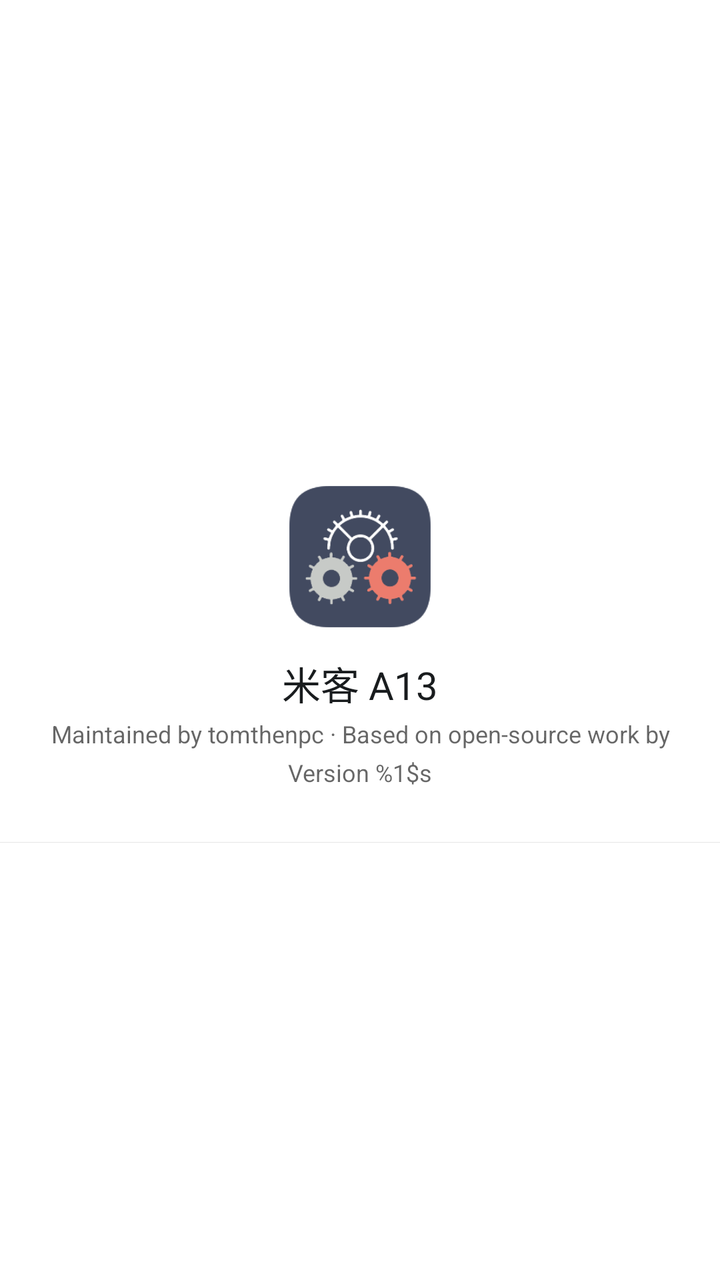
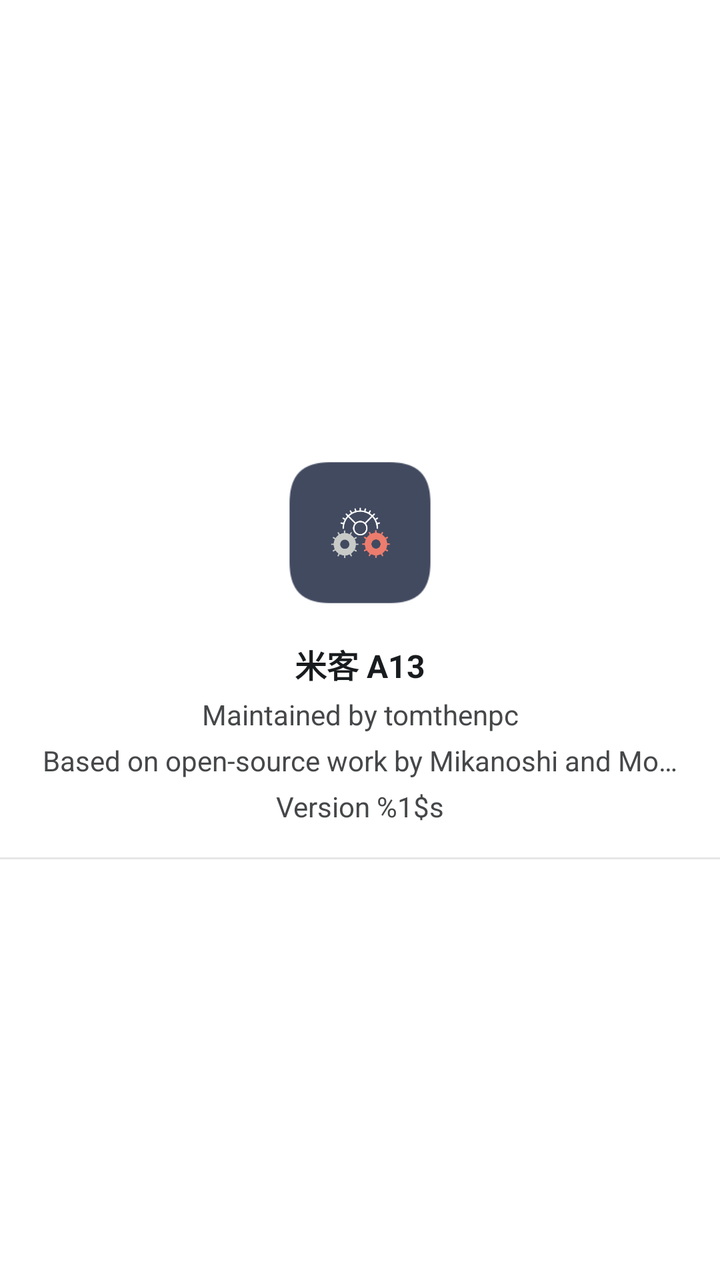

Two renders of the same Android screen: before a commit and after it. Below are the layout's source before the change and the commit's diff.
<!-- AndroidManifest.xml: fallback theme Theme.MaterialComponents.DayNight.NoActionBar -->
<!-- res/layout/fragment_about_head.xml -->
<?xml version="1.0" encoding="utf-8"?>
<LinearLayout
	xmlns:android="http://schemas.android.com/apk/res/android"
	xmlns:app="http://schemas.android.com/apk/res-auto"
	android:layout_width="match_parent"
	android:layout_height="wrap_content"
	android:paddingTop="20dp"
	android:gravity="center"
	android:orientation="vertical"
	android:clipChildren="false"
	android:clipToPadding="false">

	<RelativeLayout
		android:layout_height="80dp"
		android:layout_width="80dp"
		android:backgroundTint="@color/ic_launcher_background"
		android:background="@drawable/ic_mask"
		android:clipChildren="false"
		android:clipToPadding="false">

		<RelativeLayout
			android:layout_height="80dp"
			android:layout_width="80dp"
			android:backgroundTint="@color/ic_launcher_background"
			android:background="@drawable/ic_mask"
			android:clipChildren="false"
			android:clipToPadding="false">

			<ImageView
				android:id="@+id/miuizer_icon"
				android:layout_width="wrap_content"
				android:layout_height="wrap_content"
				android:contentDescription="@null"
				android:gravity="center"
				android:layout_gravity="center"
				android:scaleX="1.5"
				android:scaleY="1.5"
				app:srcCompat="@mipmap/ic_launcher_foreground" />

		</RelativeLayout>

	</RelativeLayout>

	<TextView
		android:layout_width="match_parent"
		android:layout_height="wrap_content"
		android:layout_marginTop="9dp"
		android:gravity="center"
		android:text="@string/app_name"
		android:textSize="19.3sp"
		android:textColor="@color/preference_primary_text_color" />

	<TextView
		android:id="@+id/about_dev"
		android:layout_width="match_parent"
		android:layout_height="wrap_content"
		android:layout_marginTop="3dp"
		android:gravity="center"
		android:maxLines="1"
		android:text="@string/about_dev"
		android:textColor="@color/color_not_selected"
		android:textSize="12sp" />

	<TextView
		android:id="@+id/about_version"
		android:layout_width="match_parent"
		android:layout_height="wrap_content"
		android:layout_marginTop="3dp"
		android:layout_marginBottom="20dp"
		android:gravity="center"
		android:maxLines="1"
		android:text="@string/about_version"
		android:textColor="@color/color_not_selected"
		android:textSize="12sp" />

	<View
		android:layout_width="match_parent"
		android:layout_height="0.3dp"
		android:layout_marginTop="6.7dp"
		android:background="@color/about_divider" />
</LinearLayout>
<!-- resources referenced by this layout -->
<resources>
  <color name="about_divider">#33808080</color>
  <color name="color_not_selected">#99000000</color>
  <color name="ic_launcher_background">#ff424a60</color>
  <color name="preference_primary_text_color">@android:color/system_neutral1_900</color>
  <!-- drawable ic_mask: png bitmap (drawable-xxhdpi-v4, 1615 bytes) -->
  <!-- mipmap ic_launcher_foreground: png bitmap (mipmap-xhdpi, 3843 bytes) -->
  <string name="about_dev">Maintained by tomthenpc · Based on open-source work by Mikanoshi and MonwF</string>
  <string name="about_version">Version %1$s</string>
  <string name="app_name" translatable="false">米客 A13</string>
</resources>

<!-- the commit's change to res/layout/fragment_about_head.xml (unified diff, before → after) -->
@@ -4,78 +4,86 @@
 	xmlns:app="http://schemas.android.com/apk/res-auto"
 	android:layout_width="match_parent"
 	android:layout_height="wrap_content"
-	android:paddingTop="20dp"
+	android:paddingTop="@dimen/preference_screen_padding_top"
 	android:gravity="center"
 	android:orientation="vertical"
 	android:clipChildren="false"
 	android:clipToPadding="false">
 
-	<RelativeLayout
+	<FrameLayout
+		android:layout_width="80dp"
 		android:layout_height="80dp"
-		android:layout_width="80dp"
+		android:background="@drawable/ic_mask"
 		android:backgroundTint="@color/ic_launcher_background"
-		android:background="@drawable/ic_mask"
 		android:clipChildren="false"
 		android:clipToPadding="false">
 
-		<RelativeLayout
-			android:layout_height="80dp"
-			android:layout_width="80dp"
-			android:backgroundTint="@color/ic_launcher_background"
-			android:background="@drawable/ic_mask"
-			android:clipChildren="false"
-			android:clipToPadding="false">
+		<ImageView
+			android:id="@+id/miuizer_icon"
+			android:layout_width="match_parent"
+			android:layout_height="match_parent"
+			android:contentDescription="@null"
+			android:padding="8dp"
+			android:scaleType="fitCenter"
+			app:srcCompat="@mipmap/ic_launcher_foreground" />
 
-			<ImageView
-				android:id="@+id/miuizer_icon"
-				android:layout_width="wrap_content"
-				android:layout_height="wrap_content"
-				android:contentDescription="@null"
-				android:gravity="center"
-				android:layout_gravity="center"
-				android:scaleX="1.5"
-				android:scaleY="1.5"
-				app:srcCompat="@mipmap/ic_launcher_foreground" />
-
-		</RelativeLayout>
-
-	</RelativeLayout>
+	</FrameLayout>
 
 	<TextView
 		android:layout_width="match_parent"
 		android:layout_height="wrap_content"
-		android:layout_marginTop="9dp"
+		android:layout_marginTop="@dimen/preference_item_padding_top"
 		android:gravity="center"
 		android:text="@string/app_name"
-		android:textSize="19.3sp"
+		android:textSize="@dimen/normal_text_size"
+		android:textStyle="bold"
 		android:textColor="@color/preference_primary_text_color" />
 
 	<TextView
-		android:id="@+id/about_dev"
+		android:id="@+id/about_maintainer"
 		android:layout_width="match_parent"
 		android:layout_height="wrap_content"
-		android:layout_marginTop="3dp"
+		android:layout_marginTop="4dp"
+		android:ellipsize="end"
 		android:gravity="center"
 		android:maxLines="1"
-		android:text="@string/about_dev"
-		android:textColor="@color/color_not_selected"
-		android:textSize="12sp" />
+		android:paddingStart="@dimen/preference_item_child_padding"
+		android:paddingEnd="@dimen/preference_item_child_padding"
+		android:text="@string/about_maintainer"
+		android:textColor="@color/color_on_surface_variant"
+		android:textSize="@dimen/secondary_text_size" />
+
+	<TextView
+		android:id="@+id/about_based_on"
+		android:layout_width="match_parent"
+		android:layout_height="wrap_content"
+		android:layout_marginTop="4dp"
+		android:ellipsize="end"
+		android:gravity="center"
+		android:maxLines="1"
+		android:paddingStart="@dimen/preference_item_child_padding"
+		android:paddingEnd="@dimen/preference_item_child_padding"
+		android:text="@string/about_based_on"
+		android:textColor="@color/color_on_surface_variant"
+		android:textSize="@dimen/secondary_text_size" />
 
 	<TextView
 		android:id="@+id/about_version"
 		android:layout_width="match_parent"
 		android:layout_height="wrap_content"
-		android:layout_marginTop="3dp"
-		android:layout_marginBottom="20dp"
+		android:layout_marginTop="4dp"
+		android:layout_marginBottom="@dimen/preference_screen_padding_bottom"
+		android:ellipsize="end"
 		android:gravity="center"
 		android:maxLines="1"
+		android:paddingStart="@dimen/preference_item_child_padding"
+		android:paddingEnd="@dimen/preference_item_child_padding"
 		android:text="@string/about_version"
-		android:textColor="@color/color_not_selected"
-		android:textSize="12sp" />
+		android:textColor="@color/color_on_surface_variant"
+		android:textSize="@dimen/secondary_text_size" />
 
 	<View
 		android:layout_width="match_parent"
-		android:layout_height="0.3dp"
-		android:layout_marginTop="6.7dp"
+		android:layout_height="1dp"
 		android:background="@color/about_divider" />
 </LinearLayout>
<!-- resource entries referenced after the edit -->
@@ -1,12 +1,19 @@
 <!-- resources referenced by this layout -->
 <resources>
   <color name="about_divider">#33808080</color>
-  <color name="color_not_selected">#99000000</color>
+  <color name="color_on_surface_variant">@android:color/system_neutral1_700</color>
   <color name="ic_launcher_background">#ff424a60</color>
   <color name="preference_primary_text_color">@android:color/system_neutral1_900</color>
+  <dimen name="normal_text_size">16sp</dimen>
+  <dimen name="preference_item_child_padding">20dp</dimen>
+  <dimen name="preference_item_padding_top">14dp</dimen>
+  <dimen name="preference_screen_padding_bottom">16dp</dimen>
+  <dimen name="preference_screen_padding_top">16dp</dimen>
+  <dimen name="secondary_text_size">14sp</dimen>
   <!-- drawable ic_mask: png bitmap (drawable-xxhdpi-v4, 1615 bytes) -->
   <!-- mipmap ic_launcher_foreground: png bitmap (mipmap-xhdpi, 3843 bytes) -->
-  <string name="about_dev">Maintained by tomthenpc · Based on open-source work by Mikanoshi and MonwF</string>
+  <string name="about_based_on">Based on open-source work by Mikanoshi and MonwF</string>
+  <string name="about_maintainer">Maintained by tomthenpc</string>
   <string name="about_version">Version %1$s</string>
   <string name="app_name" translatable="false">米客 A13</string>
 </resources>
